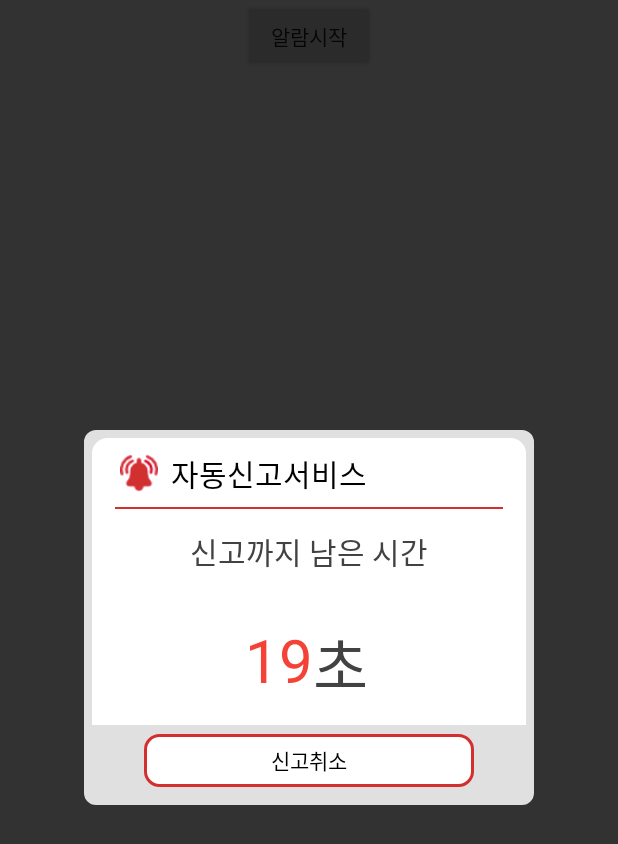
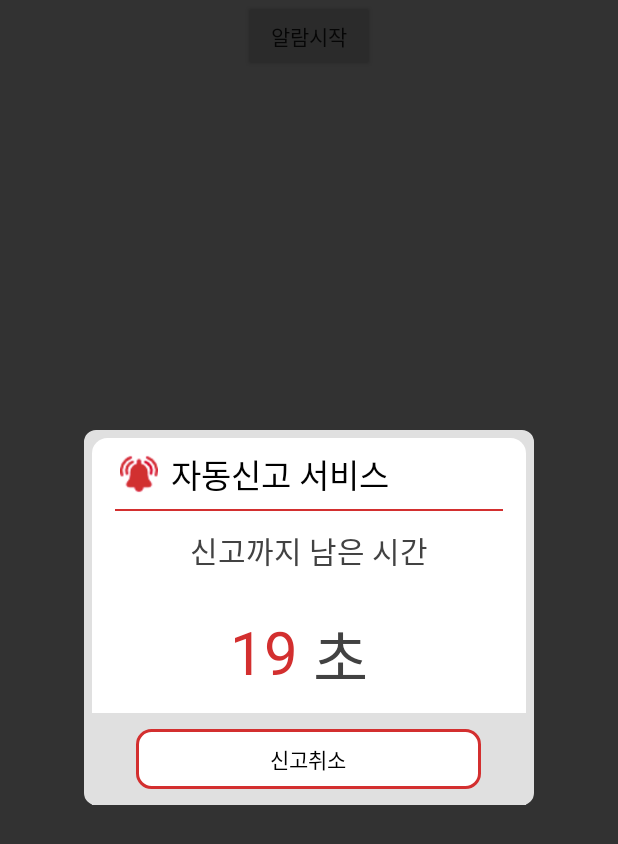
Before and after one commit to SeminCha/CountDownTimer, an Android app: the screen it shows after launch (CountDownTimerActivity), after a tap on "알람시작", on a phone screen of 412 x 824 dp. Shown: the top 844 px of the screen. Run offline under Robolectric (Android 15) with nearby library versions, the phone set to English and light mode, and no system bars.

Commit message:
알림창 UI 색깔, 크기 수정

```diff
--- a/app/src/main/res/layout/activity_countdown_timer.xml
+++ b/app/src/main/res/layout/activity_countdown_timer.xml
@@ -9,7 +9,9 @@
     <LinearLayout
         android:layout_width="match_parent"
         android:layout_height="match_parent"
-        android:layout_margin="5dp"
+        android:layout_marginTop="5dp"
+        android:layout_marginLeft="5dp"
+        android:layout_marginRight="5dp"
         android:background="@drawable/alertdialog_context_style"
         android:orientation="vertical"
         android:weightSum="10">
@@ -37,9 +39,9 @@
                 android:layout_centerVertical="true"
                 android:layout_marginStart="5dp"
                 android:layout_toEndOf="@+id/imageView"
-                android:text="자동신고서비스"
+                android:text="자동신고 서비스"
                 android:textColor="#000000"
-                android:textSize="20sp" />
+                android:textSize="22sp" />
         </RelativeLayout>
 
         <LinearLayout
@@ -47,7 +49,7 @@
             android:layout_height="0dp"
             android:layout_marginLeft="15dp"
             android:layout_marginRight="15dp"
-            android:layout_weight="6"
+            android:layout_weight="5.5"
             android:background="@color/white"
             android:orientation="vertical"
             android:weightSum="10">
@@ -81,14 +83,14 @@
                     android:layout_width="wrap_content"
                     android:layout_height="wrap_content"
                     android:text="20"
-                    android:textColor="@color/red"
+                    android:textColor="@color/red_dark"
                     android:textSize="40sp"
                     android:layout_centerVertical="true"
                     android:layout_toStartOf="@+id/textView" />
                 <TextView
                     android:layout_width="wrap_content"
                     android:layout_height="wrap_content"
-                    android:text="초"
+                    android:text=" 초"
                     android:textColor="@color/grey_dark"
                     android:textSize="40sp"
                     android:id="@+id/textView"
@@ -101,18 +103,18 @@
         <RelativeLayout
             android:layout_width="match_parent"
             android:layout_height="0dp"
-            android:layout_weight="2"
+            android:layout_weight="2.5"
             android:background="@color/grey_lighter">
 
             <Button
                 android:id="@+id/btn_cancel"
-                android:layout_width="220dp"
-                android:layout_height="35dp"
-                android:layout_centerHorizontal="true"
-                android:layout_centerVertical="true"
+                android:layout_width="230dp"
+                android:layout_height="40dp"
                 android:layout_gravity="center_horizontal"
                 android:background="@drawable/button_style"
-                android:text="신고취소" />
+                android:text="신고취소"
+                android:layout_centerVertical="true"
+                android:layout_centerHorizontal="true" />
         </RelativeLayout>
     </LinearLayout>
 
```
